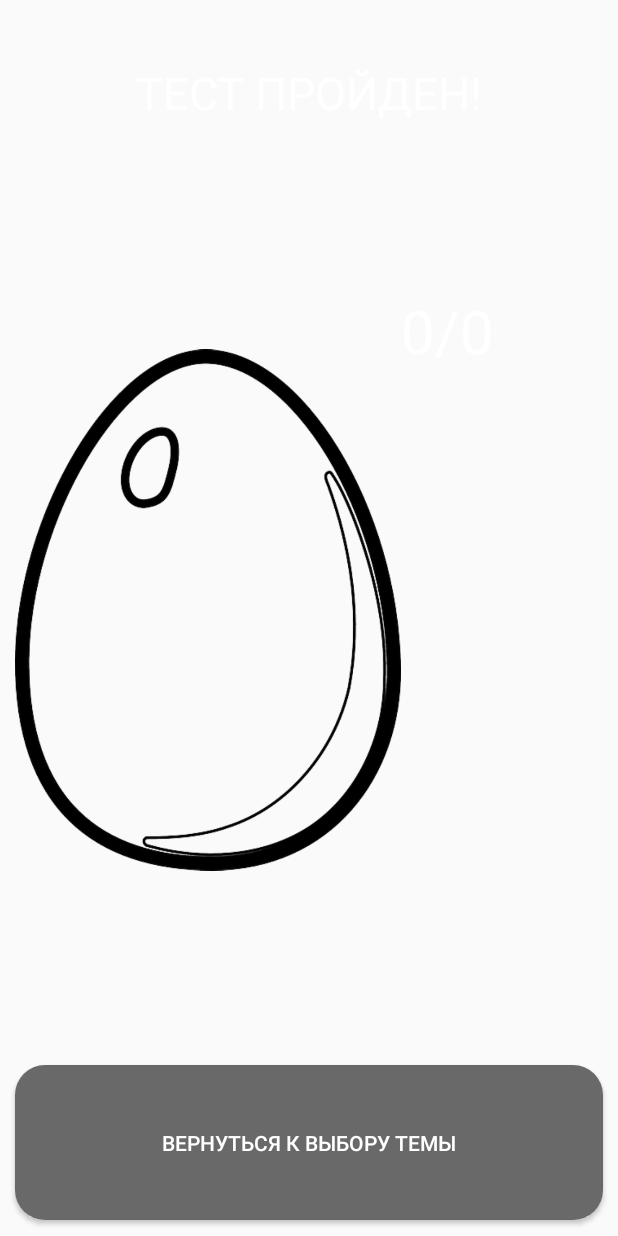
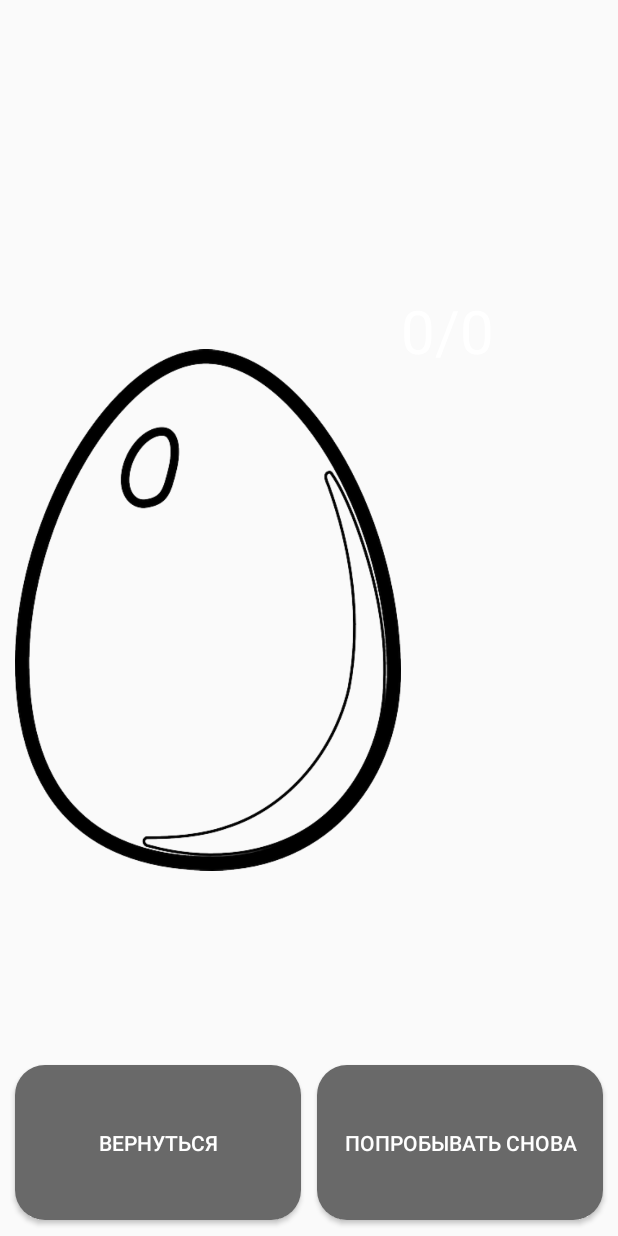
Before and after one commit to CrocodileCO/Quiz-androidApp, an Android app: the fragment ResultFragment shown on its own in the app's theme, on a phone screen of 412 x 824 dp. Run offline under Robolectric (Android 15) with nearby library versions, the phone set to English and light mode, and no system bars; 2 statements that could not run were skipped.

Commit message:
some design2

```diff
--- a/app/src/main/java/com/crocodile/quiz/activity/QuestionActivity.java
+++ b/app/src/main/java/com/crocodile/quiz/activity/QuestionActivity.java
@@ -84,6 +84,11 @@ public class QuestionActivity extends AppCompatActivity implements DownloadHelpe
         setTitle(name);
         topicId = intent.getStringExtra("id");
 
+        startGame();
+    }
+
+    public void startGame(){
+        trackerFrame.removeAllViews();
         //currentQuestionAnswered = false;
         questionFragments = new ArrayList<>();
         statisticSent = false;
@@ -255,7 +260,6 @@ public class QuestionActivity extends AppCompatActivity implements DownloadHelpe
         for (Question qst : questions) {
             qst.setup();
         }
-
         trackerView = new QuestionsTrackerView(trackerFrame.getContext(), trackerFrame, questions);
         trackerFrame.addView(trackerView);
 
--- a/app/src/main/java/com/crocodile/quiz/fragment/ResultFragment.java
+++ b/app/src/main/java/com/crocodile/quiz/fragment/ResultFragment.java
@@ -19,6 +19,7 @@ import com.crocodile.quiz.activity.QuestionActivity;
 public class ResultFragment extends Fragment {
 
     private Button backButton;
+    private Button restartButton;
     private TextView resultTextView;
     private ClipDrawable mImageDrawable;
     private ImageView imageView;
@@ -41,6 +42,7 @@ public class ResultFragment extends Fragment {
         super.onActivityCreated(savedInstanceState);
 
         backButton = getActivity().findViewById(R.id.button_result_back);
+        restartButton = getActivity().findViewById(R.id.button_try_again);
         resultTextView = getActivity().findViewById(R.id.result_text_view);
         imageView = getActivity().findViewById(R.id.result_image_inside);
 
@@ -68,6 +70,12 @@ public class ResultFragment extends Fragment {
                 ((QuestionActivity)getActivity()).ExitTest();
             }
         });
+        restartButton.setOnClickListener(new View.OnClickListener() {
+            @Override
+            public void onClick(View view) {
+                ((QuestionActivity)getActivity()).startGame();
+            }
+        });
     }
 
     private void addClip() {
--- a/app/src/main/res/layout/test_result_fragment.xml
+++ b/app/src/main/res/layout/test_result_fragment.xml
@@ -17,7 +17,7 @@
             <TextView
                 android:layout_width="match_parent"
                 android:layout_height="wrap_content"
-                android:text="ТЕСТ ПРОЙДЕН!"
+                android:text=""
                 android:layout_centerVertical="true"
                 android:layout_centerHorizontal="true"
                 android:gravity="center"
@@ -92,24 +92,37 @@
 
         </RelativeLayout>
 
-        <RelativeLayout
+        <LinearLayout
             android:layout_width="match_parent"
             android:layout_height="0dp"
             android:layout_weight="0.15"
-            android:id="@+id/result_footer">
+            android:id="@+id/result_footer"
+            android:orientation="horizontal">
 
             <Button
                 android:id="@+id/button_result_back"
                 android:layout_width="match_parent"
                 android:layout_height="match_parent"
-                android:layout_centerVertical="true"
-                android:layout_centerHorizontal="true"
-                android:layout_margin="10dp"
+                android:layout_marginLeft="10dp"
+                android:layout_marginRight="5dp"
+                android:layout_marginVertical="10dp"
+                android:layout_weight="1"
                 android:background="@drawable/button_background"
                 android:textColor="@android:color/white"
-                android:text="ВЕРНУТЬСЯ К ВЫБОРУ ТЕМЫ"/>
+                android:text="Вернуться" />
+            <Button
+                android:id="@+id/button_try_again"
+                android:layout_width="match_parent"
+                android:layout_height="match_parent"
+                android:layout_marginLeft="5dp"
+                android:layout_marginRight="10dp"
+                android:layout_marginVertical="10dp"
+                android:layout_weight="1"
+                android:background="@drawable/button_background"
+                android:textColor="@android:color/white"
+                android:text="Попробывать снова"/>
 
-        </RelativeLayout>
+        </LinearLayout>
 
 
 
--- a/app/src/main/res/values/colors.xml
+++ b/app/src/main/res/values/colors.xml
@@ -2,7 +2,7 @@
 <resources>
     <color name="colorPrimary">#000000</color>
     <color name="colorPrimaryDark">#2f4f4f</color>
-    <color name="colorAccent">#FF4081</color>
+    <color name="colorAccent">#008000</color>
     <color name="windowBackground">#262222</color>
     <color name="cardBackground">#3B3838</color>
     <color name="colorRightAnswer">#008000</color>
--- a/app/src/main/res/values/strings.xml
+++ b/app/src/main/res/values/strings.xml
@@ -3,5 +3,5 @@
     <string name="app_name_main">
         Egg\nDance
     </string>
-    <string name="app_name_question_about">Интересные факты</string>
+    <string name="app_name_question_about">Информация</string>
 </resources>
```
Also changed, not shown: app/src/main/res/layout/activity_question.xml (+5 -3 lines), app/src/main/assets/fonts/ZillaSlab-Bold.ttf (deleted), app/src/main/assets/fonts/ZillaSlab-Medium.ttf (deleted), app/src/main/assets/fonts/ZillaSlab-Regular.ttf (deleted), app/src/main/res/drawable/i.png (added), app/src/main/res/drawable/info_contur.png (added).
